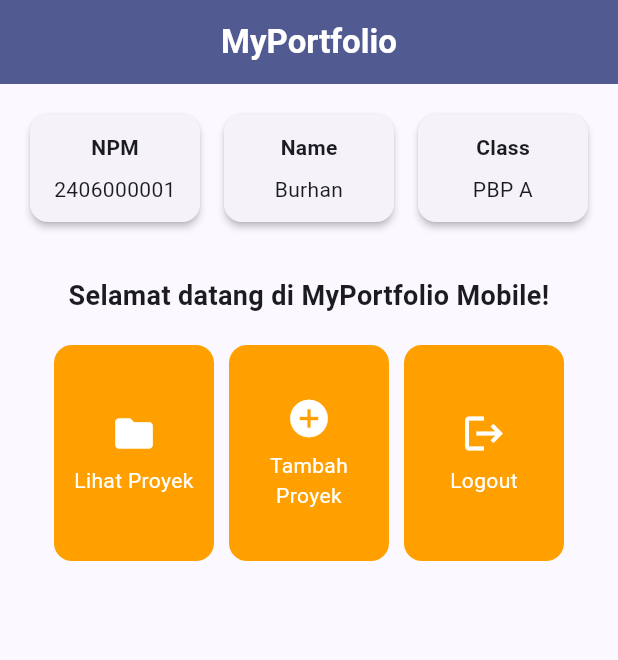
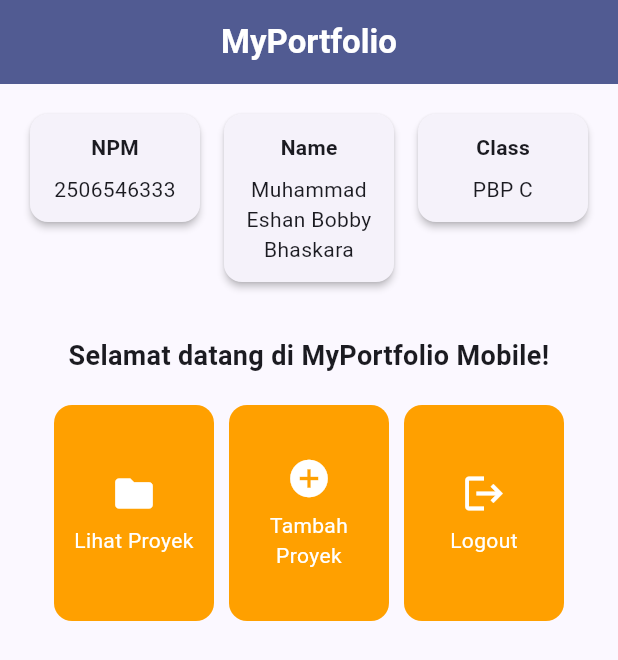
Before and after one commit to bobbybhskara/myportofolio_mobile, a Flutter app: the screen it shows after launch, on a phone screen of 412 x 824 dp. Shown: the top 660 px of the screen. Run offline on Flutter 3.47's test engine with Material 3 defaults, Android fonts, the phone set to English and light mode, and no system bars.

Commit message:
feat: personalize portfolio owner information

```diff
--- a/lib/menu.dart
+++ b/lib/menu.dart
@@ -3,9 +3,9 @@ import 'package:flutter/material.dart';
 class MyHomePage extends StatelessWidget {
   const MyHomePage({super.key});
 
-  final String npm = '2406000001';
-  final String nama = 'Burhan';
-  final String kelas = 'PBP A';
+  final String npm = '2506546333';
+  final String nama = 'Muhammad Eshan Bobby Bhaskara';
+  final String kelas = 'PBP C';
   final List<ItemHomepage> items = const [
     ItemHomepage('Lihat Proyek', Icons.folder),
     ItemHomepage('Tambah Proyek', Icons.add_circle),
```
Also changed, not shown: 1 other file.
